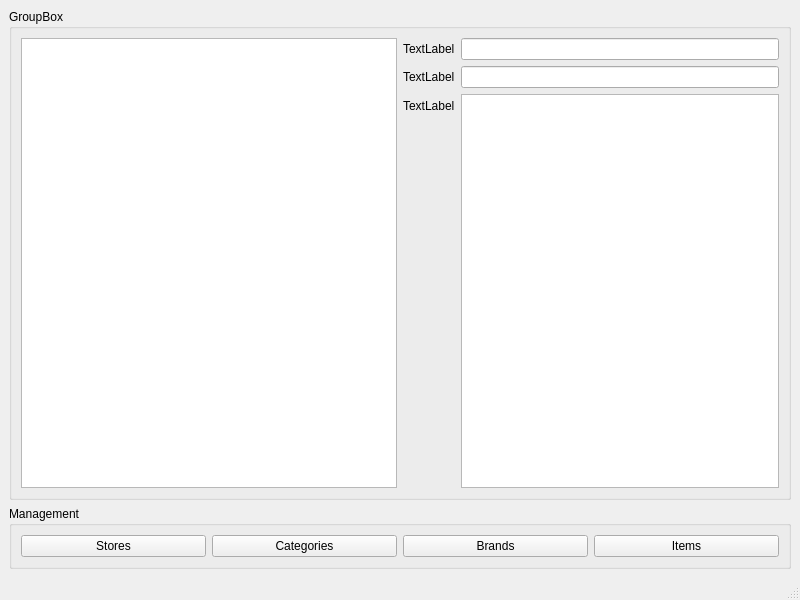
This is slg_desktop/gui/mainwindow.ui in drulum/slg_desktop as Qt 5 draws it before an edit. The edited form follows.
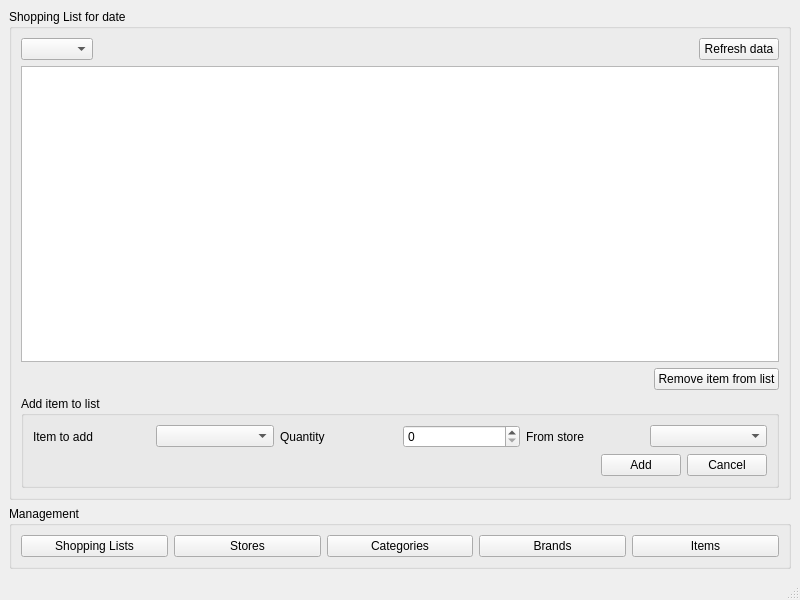
This is the edited form.

Commit message: minor gui cleanups and beginning work on shopping list dates & mainwindow design

What changed in the file:
```diff
--- a/slg_desktop/gui/mainwindow.ui
+++ b/slg_desktop/gui/mainwindow.ui
@@ -18,46 +18,144 @@
     <item>
      <widget class="QGroupBox" name="groupBox">
       <property name="title">
-       <string>GroupBox</string>
+       <string>Shopping List for date</string>
       </property>
-      <layout class="QHBoxLayout" name="horizontalLayout_2">
+      <layout class="QVBoxLayout" name="verticalLayout_2">
        <item>
-        <widget class="QListView" name="listView"/>
-       </item>
-       <item>
-        <layout class="QFormLayout" name="formLayout">
-         <item row="0" column="1">
-          <widget class="QLineEdit" name="lineEdit"/>
-         </item>
-         <item row="0" column="0">
-          <widget class="QLabel" name="label">
-           <property name="text">
-            <string>TextLabel</string>
+        <layout class="QHBoxLayout" name="horizontalLayout_2">
+         <item>
+          <widget class="QComboBox" name="shoppinglistBox">
+           <property name="statusTip">
+            <string>Select the date to build the list.</string>
            </property>
           </widget>
          </item>
-         <item row="1" column="1">
-          <widget class="QLineEdit" name="lineEdit_2"/>
+         <item>
+          <spacer name="horizontalSpacer">
+           <property name="orientation">
+            <enum>Qt::Horizontal</enum>
+           </property>
+           <property name="sizeHint" stdset="0">
+            <size>
+             <width>40</width>
+             <height>20</height>
+            </size>
+           </property>
+          </spacer>
          </item>
-         <item row="1" column="0">
-          <widget class="QLabel" name="label_2">
+         <item>
+          <widget class="QPushButton" name="refreshButton">
+           <property name="statusTip">
+            <string>Click this if you make any changes in the 'Management' section!</string>
+           </property>
            <property name="text">
-            <string>TextLabel</string>
+            <string>Refresh data</string>
            </property>
           </widget>
          </item>
-         <item row="2" column="0">
-          <widget class="QLabel" name="label_3">
+        </layout>
+       </item>
+       <item>
+        <widget class="QTableView" name="itemlistView"/>
+       </item>
+       <item>
+        <layout class="QHBoxLayout" name="horizontalLayout_5">
+         <item>
+          <spacer name="horizontalSpacer_3">
+           <property name="orientation">
+            <enum>Qt::Horizontal</enum>
+           </property>
+           <property name="sizeHint" stdset="0">
+            <size>
+             <width>40</width>
+             <height>20</height>
+            </size>
+           </property>
+          </spacer>
+         </item>
+         <item>
+          <widget class="QPushButton" name="removeButton">
            <property name="text">
-            <string>TextLabel</string>
+            <string>Remove item from list</string>
            </property>
           </widget>
          </item>
-         <item row="2" column="1">
-          <widget class="QTextEdit" name="textEdit"/>
-         </item>
         </layout>
        </item>
+       <item>
+        <widget class="QGroupBox" name="groupBox_3">
+         <property name="title">
+          <string>Add item to list</string>
+         </property>
+         <layout class="QVBoxLayout" name="verticalLayout_3">
+          <item>
+           <layout class="QHBoxLayout" name="horizontalLayout_4">
+            <item>
+             <widget class="QLabel" name="label">
+              <property name="text">
+               <string>Item to add</string>
+              </property>
+             </widget>
+            </item>
+            <item>
+             <widget class="QComboBox" name="itemBox"/>
+            </item>
+            <item>
+             <widget class="QLabel" name="label_2">
+              <property name="text">
+               <string>Quantity</string>
+              </property>
+             </widget>
+            </item>
+            <item>
+             <widget class="QSpinBox" name="quantityBox"/>
+            </item>
+            <item>
+             <widget class="QLabel" name="label_3">
+              <property name="text">
+               <string>From store</string>
+              </property>
+             </widget>
+            </item>
+            <item>
+             <widget class="QComboBox" name="storeBox"/>
+            </item>
+           </layout>
+          </item>
+          <item>
+           <layout class="QHBoxLayout" name="horizontalLayout_3">
+            <item>
+             <spacer name="horizontalSpacer_2">
+              <property name="orientation">
+               <enum>Qt::Horizontal</enum>
+              </property>
+              <property name="sizeHint" stdset="0">
+               <size>
+                <width>40</width>
+                <height>20</height>
+               </size>
+              </property>
+             </spacer>
+            </item>
+            <item>
+             <widget class="QPushButton" name="addButton">
+              <property name="text">
+               <string>Add</string>
+              </property>
+             </widget>
+            </item>
+            <item>
+             <widget class="QPushButton" name="cancelButton">
+              <property name="text">
+               <string>Cancel</string>
+              </property>
+             </widget>
+            </item>
+           </layout>
+          </item>
+         </layout>
+        </widget>
+       </item>
       </layout>
      </widget>
     </item>
@@ -67,6 +165,13 @@
        <string>Management</string>
       </property>
       <layout class="QHBoxLayout" name="horizontalLayout">
+       <item>
+        <widget class="QPushButton" name="shoppinglistsButton">
+         <property name="text">
+          <string>Shopping Lists</string>
+         </property>
+        </widget>
+       </item>
        <item>
         <widget class="QPushButton" name="storesButton">
          <property name="text">
```
Left out of the diff: 18 changed lines with no effect on the pictures. The commit also changes 7 other files.
